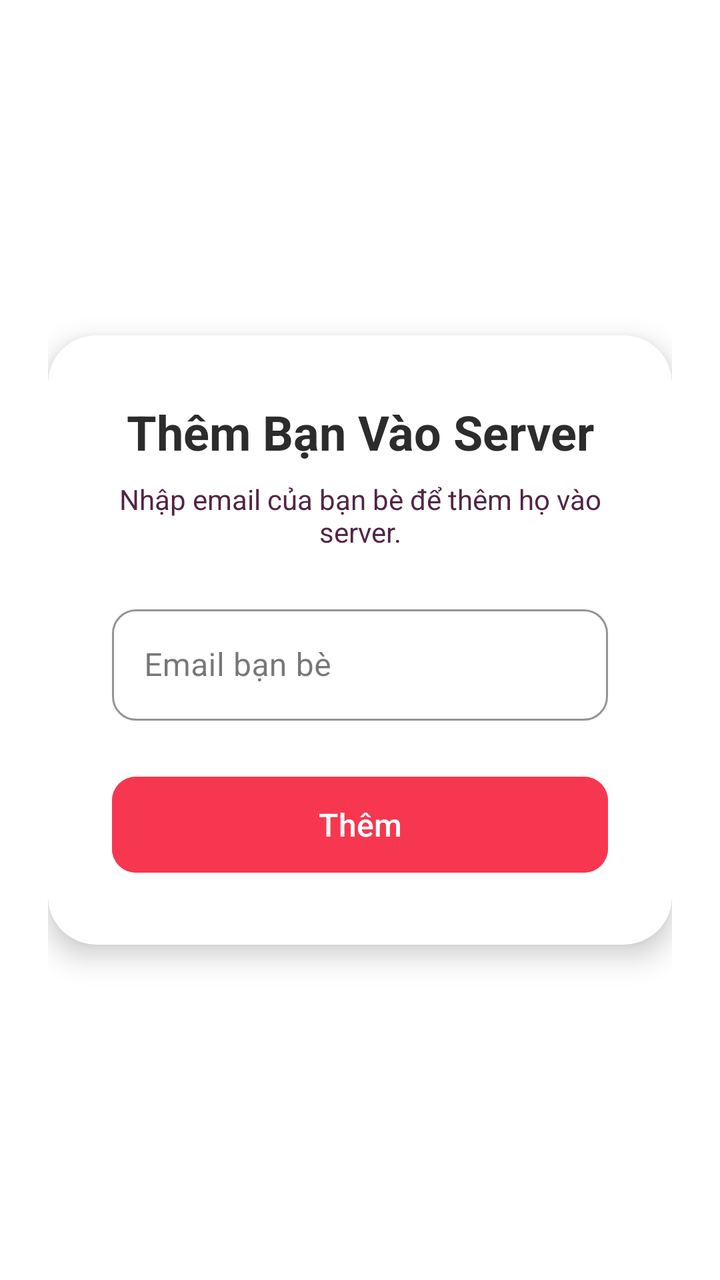
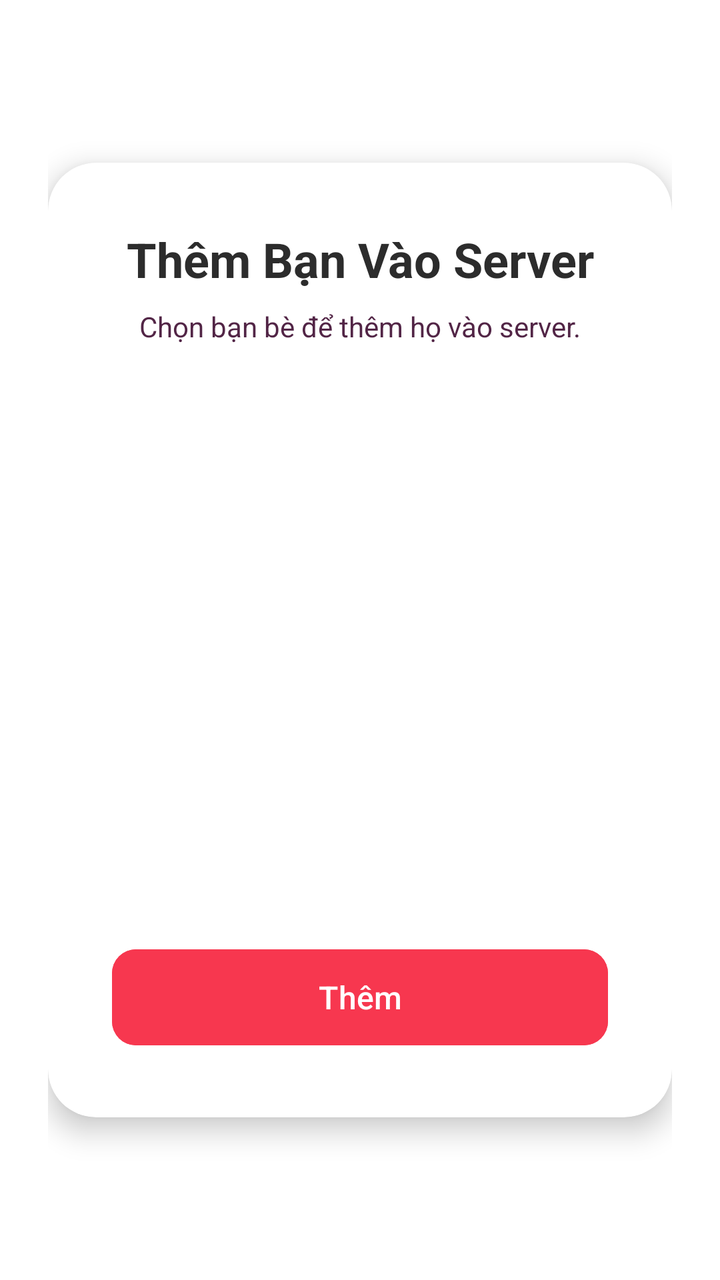

Two renders of the same Android screen: before a commit and after it. Below are the layout's source before the change and the commit's diff.
<!-- AndroidManifest.xml: application theme Theme.SE114_CallingSystem -->
<!-- res/layout/activity_add_server_member.xml -->
<?xml version="1.0" encoding="utf-8"?>
<FrameLayout
    xmlns:android="http://schemas.android.com/apk/res/android"
    xmlns:app="http://schemas.android.com/apk/res-auto"
    android:layout_width="match_parent"
    android:layout_height="wrap_content"
    android:padding="24dp">
    <com.google.android.material.card.MaterialCardView
        android:layout_width="match_parent"
        android:layout_height="wrap_content"
        android:layout_gravity="center"
        app:cardBackgroundColor="#FFFFFF"
        app:cardCornerRadius="24dp"
        app:cardElevation="8dp"
        app:strokeWidth="0dp">

        <LinearLayout
            android:layout_width="match_parent"
            android:layout_height="wrap_content"
            android:orientation="vertical"
            android:padding="32dp">

            <TextView
                android:layout_width="match_parent"
                android:layout_height="wrap_content"
                android:text="Thêm Bạn Vào Server"
                android:textAlignment="center"
                android:textSize="24sp"
                android:textStyle="bold"
                android:textColor="#2C2C2C"
                android:layout_marginBottom="8dp"/>

            <TextView
                android:layout_width="match_parent"
                android:layout_height="wrap_content"
                android:text="Nhập email của bạn bè để thêm họ vào server."
                android:textAlignment="center"
                android:textSize="14sp"
                android:textColor="#522546"
                android:layout_marginBottom="24dp"/>

            <com.google.android.material.textfield.TextInputLayout
                style="@style/Widget.MaterialComponents.TextInputLayout.OutlinedBox"
                android:layout_width="match_parent"
                android:layout_height="wrap_content"
                android:layout_marginBottom="24dp"
                app:boxCornerRadiusTopStart="12dp"
                app:boxCornerRadiusTopEnd="12dp"
                app:boxCornerRadiusBottomStart="12dp"
                app:boxCornerRadiusBottomEnd="12dp"
                app:boxStrokeColor="#F7374F"
                app:hintTextColor="#F7374F"
                android:hint="Email bạn bè">

                <com.google.android.material.textfield.TextInputEditText
                    android:id="@+id/etFriendEmail"
                    android:layout_width="match_parent"
                    android:layout_height="wrap_content"
                    android:inputType="textEmailAddress"
                    android:textColor="#2C2C2C"/>
            </com.google.android.material.textfield.TextInputLayout>

            <com.google.android.material.button.MaterialButton
                android:id="@+id/btnAddConfirm"
                android:layout_width="match_parent"
                android:layout_height="56dp"
                android:text="Thêm"
                android:textSize="16sp"
                app:cornerRadius="12dp"
                android:backgroundTint="#F7374F"
                android:textColor="#FFFFFF"/>

        </LinearLayout>
    </com.google.android.material.card.MaterialCardView>
</FrameLayout>
<!-- resources referenced by this layout -->
<resources>
  <style name="Theme.SE114_CallingSystem" parent="Base.Theme.SE114_CallingSystem" />
  <style name="Base.Theme.SE114_CallingSystem" parent="Theme.Material3.DayNight.NoActionBar">
          <item name="colorPrimary">@color/accent</item>
          <item name="colorOnPrimary">@color/text_on_accent</item>
          <item name="colorSecondary">@color/accent_light</item>
          <item name="android:windowBackground">@color/bg_primary</item>
          <item name="android:statusBarColor">@color/bg_primary</item>
          <item name="android:navigationBarColor">@color/bg_primary</item>
      </style>
  <color name="accent">#F7374F</color>
  <color name="text_on_accent">#FFFFFF</color>
  <color name="accent_light">#FF6B7A</color>
  <color name="bg_primary">#FFFFFF</color>
</resources>

<!-- the commit's change to res/layout/activity_add_server_member.xml (unified diff, before → after) -->
@@ -33,32 +33,17 @@
             <TextView
                 android:layout_width="match_parent"
                 android:layout_height="wrap_content"
-                android:text="Nhập email của bạn bè để thêm họ vào server."
+                android:text="Chọn bạn bè để thêm họ vào server."
                 android:textAlignment="center"
                 android:textSize="14sp"
                 android:textColor="#522546"
                 android:layout_marginBottom="24dp"/>
 
-            <com.google.android.material.textfield.TextInputLayout
-                style="@style/Widget.MaterialComponents.TextInputLayout.OutlinedBox"
+            <androidx.recyclerview.widget.RecyclerView
+                android:id="@+id/rvFriendsToSelect"
                 android:layout_width="match_parent"
-                android:layout_height="wrap_content"
-                android:layout_marginBottom="24dp"
-                app:boxCornerRadiusTopStart="12dp"
-                app:boxCornerRadiusTopEnd="12dp"
-                app:boxCornerRadiusBottomStart="12dp"
-                app:boxCornerRadiusBottomEnd="12dp"
-                app:boxStrokeColor="#F7374F"
-                app:hintTextColor="#F7374F"
-                android:hint="Email bạn bè">
-
-                <com.google.android.material.textfield.TextInputEditText
-                    android:id="@+id/etFriendEmail"
-                    android:layout_width="match_parent"
-                    android:layout_height="wrap_content"
-                    android:inputType="textEmailAddress"
-                    android:textColor="#2C2C2C"/>
-            </com.google.android.material.textfield.TextInputLayout>
+                android:layout_height="250dp"
+                android:layout_marginBottom="24dp" />
 
             <com.google.android.material.button.MaterialButton
                 android:id="@+id/btnAddConfirm"
